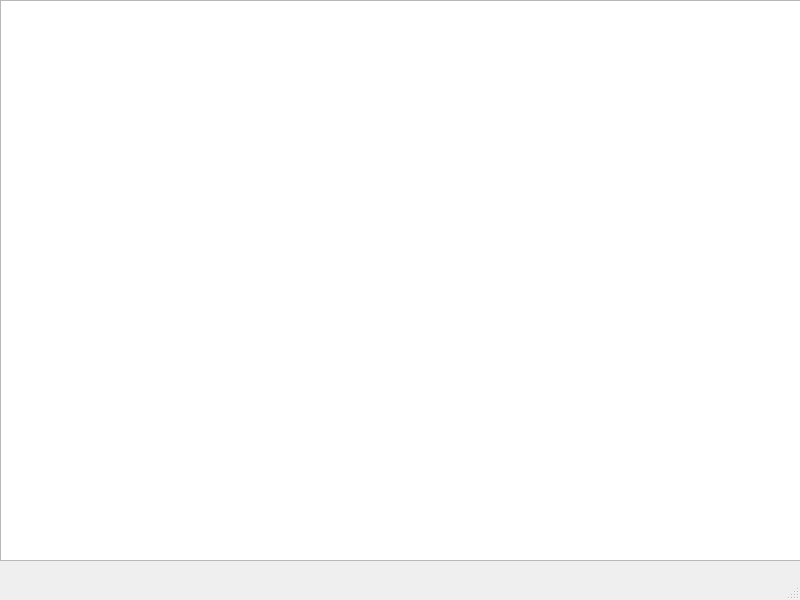
FerneyMP/Proyecto_Final, file Código/Star_Chasers/inicio.ui: the form before one commit.
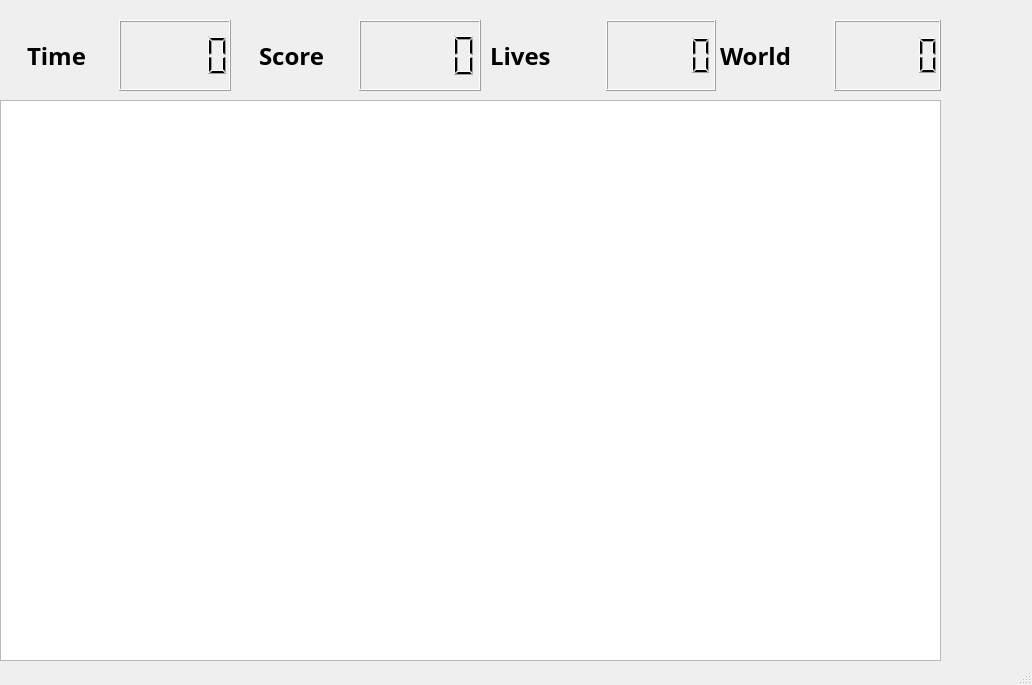
The form after the commit.

The edit to the form file:
```diff
--- a/Código/Star_Chasers/inicio.ui
+++ b/Código/Star_Chasers/inicio.ui
@@ -6,8 +6,8 @@
    <rect>
     <x>0</x>
     <y>0</y>
-    <width>800</width>
-    <height>600</height>
+    <width>1032</width>
+    <height>685</height>
    </rect>
   </property>
   <property name="windowTitle">
@@ -18,12 +18,160 @@
     <property name="geometry">
      <rect>
       <x>0</x>
-      <y>0</y>
+      <y>100</y>
       <width>941</width>
       <height>561</height>
      </rect>
     </property>
    </widget>
+   <widget class="QWidget" name="gridLayoutWidget">
+    <property name="geometry">
+     <rect>
+      <x>0</x>
+      <y>20</y>
+      <width>231</width>
+      <height>71</height>
+     </rect>
+    </property>
+    <layout class="QGridLayout" name="gridLayout">
+     <item row="0" column="0">
+      <widget class="QLabel" name="label">
+       <property name="font">
+        <font>
+         <family>Linux Biolinum Keyboard O</family>
+         <pointsize>18</pointsize>
+         <weight>75</weight>
+         <bold>true</bold>
+        </font>
+       </property>
+       <property name="text">
+        <string>Time</string>
+       </property>
+       <property name="alignment">
+        <set>Qt::AlignCenter</set>
+       </property>
+      </widget>
+     </item>
+     <item row="0" column="1">
+      <widget class="QLCDNumber" name="lcdNumber">
+       <property name="value" stdset="0">
+        <double>0.000000000000000</double>
+       </property>
+      </widget>
+     </item>
+    </layout>
+   </widget>
+   <widget class="QWidget" name="gridLayoutWidget_2">
+    <property name="geometry">
+     <rect>
+      <x>230</x>
+      <y>20</y>
+      <width>251</width>
+      <height>71</height>
+     </rect>
+    </property>
+    <layout class="QGridLayout" name="gridLayout_2">
+     <item row="0" column="0">
+      <widget class="QLabel" name="label_2">
+       <property name="font">
+        <font>
+         <family>Linux Biolinum Keyboard O</family>
+         <pointsize>18</pointsize>
+         <weight>75</weight>
+         <bold>true</bold>
+        </font>
+       </property>
+       <property name="text">
+        <string>Score</string>
+       </property>
+       <property name="alignment">
+        <set>Qt::AlignCenter</set>
+       </property>
+      </widget>
+     </item>
+     <item row="0" column="1">
+      <widget class="QLCDNumber" name="lcdNumber_2">
+       <property name="sizePolicy">
+        <sizepolicy hsizetype="Minimum" vsizetype="Minimum">
+         <horstretch>0</horstretch>
+         <verstretch>0</verstretch>
+        </sizepolicy>
+       </property>
+       <property name="maximumSize">
+        <size>
+         <width>16777215</width>
+         <height>16777215</height>
+        </size>
+       </property>
+       <property name="font">
+        <font>
+         <pointsize>11</pointsize>
+        </font>
+       </property>
+      </widget>
+     </item>
+    </layout>
+   </widget>
+   <widget class="QWidget" name="gridLayoutWidget_3">
+    <property name="geometry">
+     <rect>
+      <x>490</x>
+      <y>20</y>
+      <width>226</width>
+      <height>71</height>
+     </rect>
+    </property>
+    <layout class="QGridLayout" name="gridLayout_3">
+     <item row="0" column="0">
+      <widget class="QLabel" name="label_3">
+       <property name="font">
+        <font>
+         <family>Linux Biolinum Keyboard O</family>
+         <pointsize>18</pointsize>
+         <weight>75</weight>
+         <bold>true</bold>
+        </font>
+       </property>
+       <property name="text">
+        <string>Lives</string>
+       </property>
+      </widget>
+     </item>
+     <item row="0" column="1">
+      <widget class="QLCDNumber" name="lcdNumber_3"/>
+     </item>
+    </layout>
+   </widget>
+   <widget class="QWidget" name="gridLayoutWidget_4">
+    <property name="geometry">
+     <rect>
+      <x>720</x>
+      <y>20</y>
+      <width>221</width>
+      <height>71</height>
+     </rect>
+    </property>
+    <layout class="QGridLayout" name="gridLayout_4">
+     <item row="0" column="0">
+      <widget class="QLabel" name="label_4">
+       <property name="font">
+        <font>
+         <family>Linux Biolinum Keyboard O</family>
+         <pointsize>18</pointsize>
+         <weight>75</weight>
+         <bold>true</bold>
+        </font>
+       </property>
+       <property name="text">
+        <string>World</string>
+       </property>
+      </widget>
+     </item>
+     <item row="0" column="1">
+      <widget class="QLCDNumber" name="lcdNumber_4"/>
+     </item>
+    </layout>
+   </widget>
   </widget>
   <widget class="QMenuBar" name="menubar">
    <property name="geometry">
```
Left out of the diff: 4 changed lines with no effect on the pictures.
